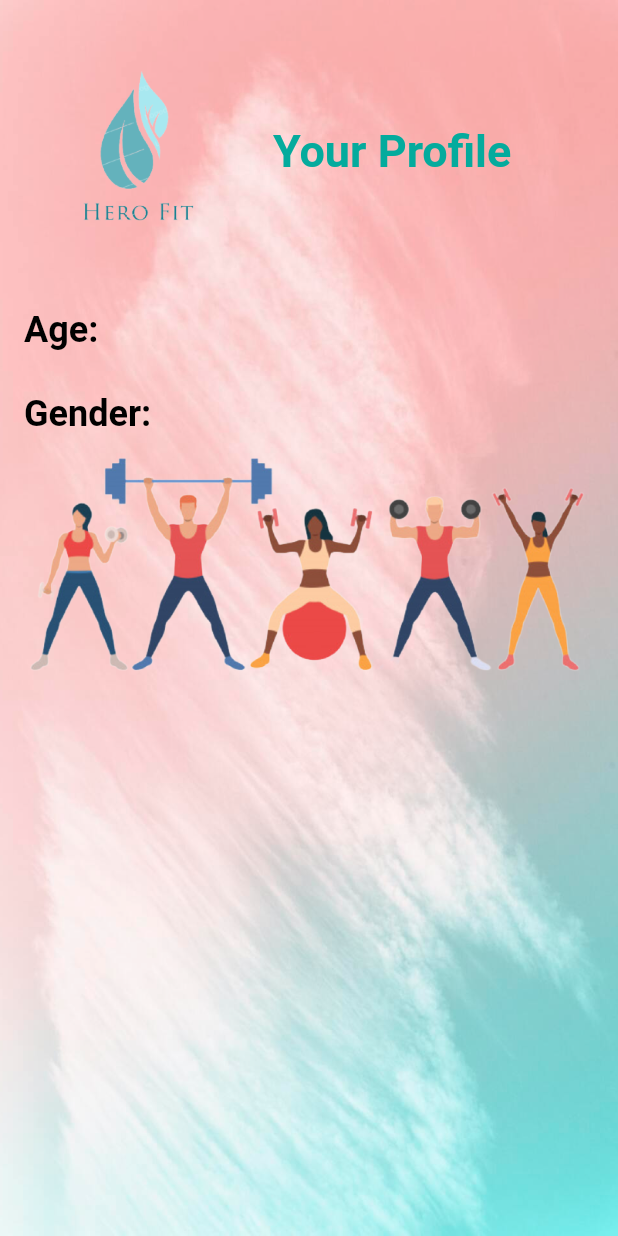
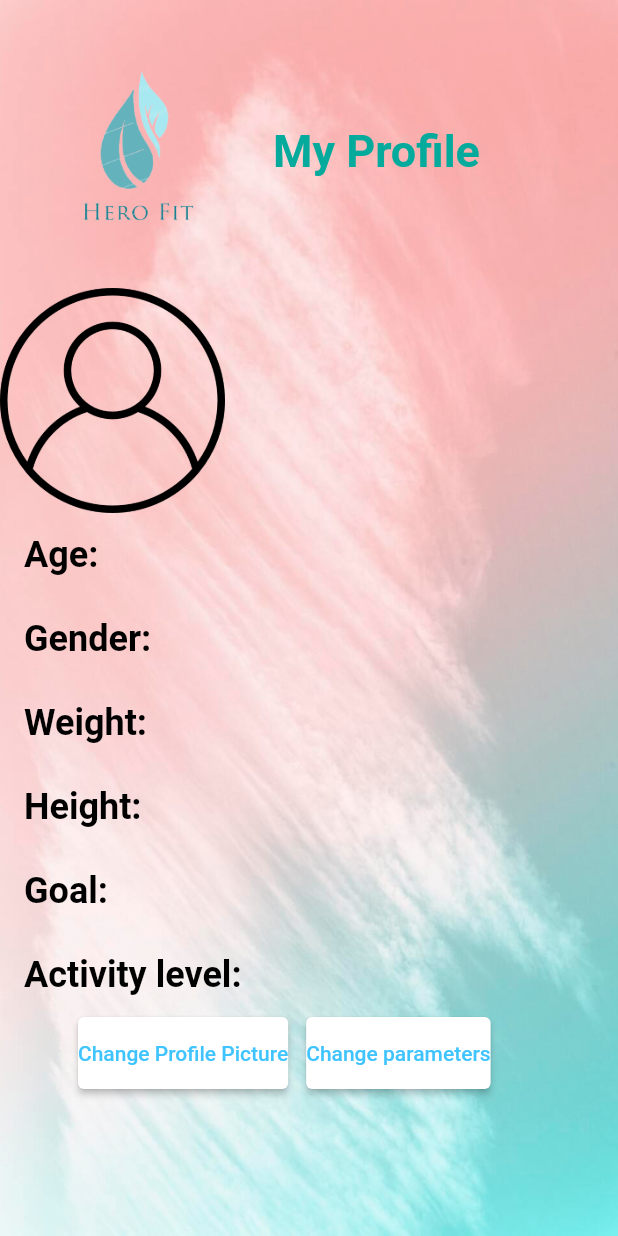
Before and after one commit to snezana-a/hero-fit, a Flutter app: the SettingsScreen screen opened by its route, after a tap on "Your Profile", on a phone screen of 412 x 824 dp. Run offline on Flutter 3.47's test engine with Material 2 defaults, Android fonts, the light colour scheme and no system bars; our stand-ins replace cloud_firestore, firebase_auth, firebase_core, image_picker; accounts and stored records are empty.

Commit message:
Modify my_profile_screen

```diff
--- a/lib/main.dart
+++ b/lib/main.dart
@@ -11,7 +11,7 @@
 import 'package:hero_fit/screens/settings_screen.dart';
 import 'package:hero_fit/screens/welcome_screen.dart';
 import 'package:hero_fit/screens/workouts_screen.dart';
-import 'package:hero_fit/screens/your_profile_screen.dart';
+import 'package:hero_fit/screens/my_profile_screen.dart';
 
 void main() async {
   WidgetsFlutterBinding.ensureInitialized();
@@ -37,7 +37,7 @@
         'settings_screen': (context) => const SettingsScreen(),
         'progress_screen': (context) => const ProgressScreen(),
         'recipes_screen': (context) => RecipesScreen(),
-        'your_profile_screen': (context) => const YourProfileScreen(),
+        'my_profile_screen': (context) => const MyProfileScreen(),
         'nutrition_info_screen': (context) => const NutritionInfoScreen()
       },
     );
--- /dev/null
+++ b/lib/screens/my_profile_screen.dart
@@ -0,0 +1,316 @@
+import 'dart:io';
+
+import 'package:cloud_firestore/cloud_firestore.dart';
+import 'package:firebase_auth/firebase_auth.dart';
+import 'package:flutter/material.dart';
+import 'package:hero_fit/models/UserProfile.dart';
+import 'package:image_picker/image_picker.dart';
+
+import '../adapters/user_profile_adapter.dart';
+
+class MyProfileScreen extends StatefulWidget {
+  const MyProfileScreen({super.key});
+
+  @override
+  _MyProfileScreenState createState() => _MyProfileScreenState();
+}
+
+class _MyProfileScreenState extends State<MyProfileScreen> {
+  final FirebaseAuth _auth = FirebaseAuth.instance;
+  final FirebaseFirestore _firestore = FirebaseFirestore.instance;
+  XFile? _imageFile;
+  UserProfile _userProfile = UserProfile(
+    age: '',
+    gender: '',
+    weight: '',
+    height: '',
+    activityLevel: '',
+    goal: '',
+  );
+
+  @override
+  void initState() {
+    super.initState();
+    _loadUserData();
+  }
+
+  Future<void> _pickImage(ImageSource source) async {
+    final pickedFile = await ImagePicker().pickImage(source: source);
+
+    setState(() {
+      _imageFile = pickedFile;
+    });
+  }
+
+  Future<void> _loadUserData() async {
+    final user = _auth.currentUser;
+    if (user == null) {
+      return;
+    }
+    try {
+      final userData = await _firestore.collection('users').doc(user.uid).get();
+
+      final userParams = userData.data() as Map<String, dynamic>;
+      final userProfile = UserProfileAdapter.fromMap(userParams);
+
+      setState(() {
+        _userProfile = userProfile;
+      });
+    } catch (e) {
+      print('Error loading user data: $e');
+    }
+  }
+
+  Widget _buildImage() {
+    if (_imageFile == null) {
+      return Image.asset(
+        'assets/user.png',
+        width: 150,
+        height: 150,
+      );
+    } else {
+      return Image.file(
+        File(_imageFile!.path),
+        width: 150,
+        height: 150,
+      );
+    }
+  }
+
+  @override
+  Widget build(BuildContext context) {
+    return Stack(
+      children: <Widget>[
+        Image.asset(
+          'assets/background_1.jpg',
+          fit: BoxFit.cover,
+          width: double.infinity,
+          height: double.infinity,
+        ),
+        Scaffold(
+          backgroundColor: Colors.transparent,
+          body: Column(
+            crossAxisAlignment: CrossAxisAlignment.stretch,
+            children: <Widget>[
+              const SizedBox(height: 10.0),
+              Row(
+                children: <Widget>[
+                  Align(
+                    alignment: Alignment.centerLeft,
+                    child: Padding(
+                      padding: const EdgeInsets.all(16.0),
+                      child: Image.asset(
+                        'assets/logo.png',
+                        width: 150,
+                        height: 150,
+                      ),
+                    ),
+                  ),
+                  const Text(
+                    'My Profile',
+                    style: TextStyle(
+                      fontSize: 30,
+                      fontWeight: FontWeight.bold,
+                      color: Color.fromARGB(255, 4, 171, 157),
+                    ),
+                  ),
+                ],
+              ),
+              Row(
+                children: [
+                  _buildImage(),
+                  const SizedBox(
+                    width: 12.0,
+                  ),
+                ],
+              ),
+              ListTile(
+                title: Row(
+                  children: [
+                    const Text(
+                      'Age: ',
+                      style: TextStyle(
+                        fontSize: 24,
+                        color: Colors.black,
+                        fontWeight: FontWeight.bold,
+                      ),
+                    ),
+                    Text(
+                      _userProfile.age,
+                      style: const TextStyle(
+                        fontSize: 24,
+                        color: Colors.teal,
+                      ),
+                    ),
+                  ],
+                ),
+              ),
+              ListTile(
+                title: Row(
+                  children: [
+                    const Text(
+                      'Gender: ',
+                      style: TextStyle(
+                        fontSize: 24,
+                        color: Colors.black,
+                        fontWeight: FontWeight.bold,
+                      ),
+                    ),
+                    Text(
+                      _userProfile.gender,
+                      style: const TextStyle(
+                        fontSize: 24,
+                        color: Colors.teal,
+                      ),
+                    ),
+                  ],
+                ),
+              ),
+              ListTile(
+                title: Row(
+                  children: [
+                    const Text(
+                      'Weight: ',
+                      style: TextStyle(
+                        fontSize: 24,
+                        color: Colors.black,
+                        fontWeight: FontWeight.bold,
+                      ),
+                    ),
+                    Text(
+                      _userProfile.weight,
+                      style: const TextStyle(
+                        fontSize: 24,
+                        color: Colors.teal,
+                      ),
+                    ),
+                  ],
+                ),
+              ),
+              ListTile(
+                title: Row(
+                  children: [
+                    const Text(
+                      'Height: ',
+                      style: TextStyle(
+                        fontSize: 24,
+                        color: Colors.black,
+                        fontWeight: FontWeight.bold,
+                      ),
+                    ),
+                    Text(
+                      _userProfile.height,
+                      style: const TextStyle(
+                        fontSize: 24,
+                        color: Colors.teal,
+                      ),
+                    ),
+                  ],
+                ),
+              ),
+              ListTile(
+                title: Row(
+                  children: [
+                    const Text(
+                      'Goal: ',
+                      style: TextStyle(
+                        fontSize: 24,
+                        color: Colors.black,
+                        fontWeight: FontWeight.bold,
+                      ),
+                    ),
+                    Text(
+                      _userProfile.goal,
+                      style: const TextStyle(
+                        fontSize: 24,
+                        color: Colors.teal,
+                      ),
+                    ),
+                  ],
+                ),
+              ),
+              ListTile(
+                title: Row(
+                  children: [
+                    const Text(
+                      'Activity level: ',
+                      style: TextStyle(
+                        fontSize: 24,
+                        color: Colors.black,
+                        fontWeight: FontWeight.bold,
+                      ),
+                    ),
+                    Text(
+                      _userProfile.activityLevel,
+                      style: const TextStyle(
+                        fontSize: 24,
+                        color: Colors.teal,
+                      ),
+                    ),
+                  ],
+                ),
+              ),
+              Row(
+                children: [
+                  const SizedBox(
+                    width: 52.0,
+                  ),
+                  ElevatedButton(
+                    onPressed: () {
+                      showModalBottomSheet(
+                        context: context,
+                        builder: (BuildContext context) {
+                          return Wrap(
+                            children: <Widget>[
+                              ListTile(
+                                leading: const Icon(Icons.photo_library),
+                                title: const Text('Gallery'),
+                                onTap: () {
+                                  _pickImage(ImageSource.gallery);
+                                  Navigator.pop(context);
+                                },
+                              ),
+                              ListTile(
+                                leading: const Icon(Icons.photo_camera),
+                                title: const Text('Camera'),
+                                onTap: () {
+                                  _pickImage(ImageSource.camera);
+                                  Navigator.pop(context);
+                                },
+                              ),
+                            ],
+                          );
+                        },
+                      );
+                    },
+                    style: ElevatedButton.styleFrom(
+                        foregroundColor: Colors.lightBlueAccent,
+                        backgroundColor: Colors.white,
+                        padding: const EdgeInsets.symmetric(vertical: 16.0)),
+                    child: const Text('Change Profile Picture'),
+                  ),
+                  const SizedBox(
+                    width: 12.0,
+                  ),
+                  ElevatedButton(
+                    style: ElevatedButton.styleFrom(
+                        foregroundColor: Colors.lightBlueAccent,
+                        backgroundColor: Colors.white,
+                        padding: const EdgeInsets.symmetric(vertical: 16.0)),
+                    onPressed: () {
+                      Navigator.pushNamed(context, 'parameters_screen');
+                    },
+                    child: const Text(
+                      'Change parameters',
+                      style: TextStyle(color: Colors.lightBlueAccent),
+                    ),
+                  )
+                ],
+              )
+            ],
+          ),
+        ),
+      ],
+    );
+  }
+}
--- a/lib/screens/settings_screen.dart
+++ b/lib/screens/settings_screen.dart
@@ -51,33 +51,38 @@
                         .setText('Your Profile')
                         .setImagePath('assets/user.png')
                         .setOnPressed(() {
-                      Navigator.pushNamed(context, 'your_profile_screen');
+                      Navigator.pushNamed(context, 'my_profile_screen');
                     }).build(),
                     const SizedBox(height: 10.0),
                     CustomListItemBuilder()
                         .setText('Sync With Devices')
                         .setImagePath('assets/smart-watch.png')
-                        .setOnPressed(() {}).build(),
+                        .setOnPressed(() {})
+                        .build(),
                     const SizedBox(height: 10.0),
                     CustomListItemBuilder()
                         .setText('Notifications')
                         .setImagePath('assets/notification.png')
-                        .setOnPressed(() {}).build(),
+                        .setOnPressed(() {})
+                        .build(),
                     const SizedBox(height: 10.0),
                     CustomListItemBuilder()
                         .setText('Adjust Parameters')
                         .setImagePath('assets/slider.png')
-                        .setOnPressed(() {}).build(),
+                        .setOnPressed(() {})
+                        .build(),
                     const SizedBox(height: 10.0),
                     CustomListItemBuilder()
                         .setText('Feedback')
                         .setImagePath('assets/opinion.png')
-                        .setOnPressed(() {}).build(),
+                        .setOnPressed(() {})
+                        .build(),
                     const SizedBox(height: 10.0),
                     CustomListItemBuilder()
                         .setText('Customer Support')
                         .setImagePath('assets/customer-service.png')
-                        .setOnPressed(() {}).build(),
+                        .setOnPressed(() {})
+                        .build(),
                   ],
                 ),
               ),
--- a/lib/screens/your_profile_screen.dart
+++ /dev/null
@@ -1,152 +0,0 @@
-import 'package:cloud_firestore/cloud_firestore.dart';
-import 'package:firebase_auth/firebase_auth.dart';
-import 'package:flutter/material.dart';
-import 'package:hero_fit/models/UserProfile.dart';
-
-import '../adapters/user_profile_adapter.dart';
-
-class YourProfileScreen extends StatefulWidget {
-  const YourProfileScreen({super.key});
-
-   @override
-   _YourProfileScreenState createState() => _YourProfileScreenState();
-}
-
-
- class _YourProfileScreenState extends State<YourProfileScreen> {
-
-   final FirebaseAuth _auth = FirebaseAuth.instance;
-   final FirebaseFirestore _firestore = FirebaseFirestore.instance;
-   UserProfile _userProfile = UserProfile(
-     age: '',
-     gender: '',
-     weight: '',
-     height: '',
-     activityLevel: '',
-     goal: '',
-   );
-
-   @override
-   void initState() {
-     super.initState();
-     _loadUserData();
-   }
-
-   Future<void> _loadUserData() async {
-     final user = _auth.currentUser;
-     if (user == null) {
-       return;
-     }
-     try {
-       final userData = await _firestore.collection('users').doc(user.uid).get();
-
-         final userParams = userData.data() as Map<String, dynamic>;
-         final userProfile = UserProfileAdapter.fromMap(userParams);
-
-       setState(() {
-         _userProfile = userProfile;
-       });
-     } catch (e) {
-       print('Error loading user data: $e');
-     }
-   }
-
-   @override
-   Widget build(BuildContext context) {
-     return Stack(
-       children: <Widget>[
-         Image.asset(
-           'assets/background_1.jpg',
-           fit: BoxFit.cover,
-           width: double.infinity,
-           height: double.infinity,
-         ),
-         Scaffold(
-           backgroundColor: Colors.transparent,
-           body: Column(
-             crossAxisAlignment: CrossAxisAlignment.stretch,
-             children: <Widget>[
-               const SizedBox(height: 10.0),
-               Row(
-                 children: <Widget>[
-                   Align(
-                     alignment: Alignment.centerLeft,
-                     child: Padding(
-                       padding: const EdgeInsets.all(16.0),
-                       child: Image.asset(
-                         'assets/logo.png',
-                         width: 150,
-                         height: 150,
-                       ),
-                     ),
-                   ),
-                   const Text(
-                     'Your Profile',
-                     style: TextStyle(
-                       fontSize: 30,
-                       fontWeight: FontWeight.bold,
-                       color: Color.fromARGB(255, 4, 171, 157),
-                     ),
-                   ),
-                 ],
-               ),
-               ListTile(
-                 title: Row(
-                   children: [
-                     Text(
-                       'Age: ',
-                       style: TextStyle(
-                         fontSize: 24,
-                         color: Colors.black,
-                         fontWeight: FontWeight.bold,
-                       ),
-                     ),
-                     Text(
-                       _userProfile.age,
-                       style: TextStyle(
-                         fontSize: 24,
-                         color: Colors.teal,
-                       ),
-                     ),
-                   ],
-                 ),
-               ),
-               ListTile(
-                 title: Row(
-                   children: [
-                     Text(
-                       'Gender: ',
-                       style: TextStyle(
-                         fontSize: 24,
-                         color: Colors.black,
-                         fontWeight: FontWeight.bold,
-                       ),
-                     ),
-                     Text(
-                       _userProfile.gender,
-                       style: TextStyle(
-                         fontSize: 24,
-                         color: Colors.teal,
-                       ),
-                     ),
-                   ],
-                 ),
-               ),
-               Positioned(
-                 bottom: 0,
-                 left: 0,
-                 right: 0,
-                 child: Image.asset(
-                   'assets/people_exercising.png',
-                   width: double.infinity,
-                   height: 150,
-                   fit: BoxFit.cover,
-                 ),
-               ),
-             ],
-           ),
-         ),
-       ],
-     );
-   }
-}
--- a/pubspec.yaml
+++ b/pubspec.yaml
@@ -16,6 +16,7 @@
   firebase_core: ^2.15.1
   cloud_firestore: ^4.9.1
   http: ^1.1.0
+  image_picker: ^1.0.4
 
   cupertino_icons: ^1.0.2
 
```
Also changed, not shown: pubspec.lock, 5 other files.
